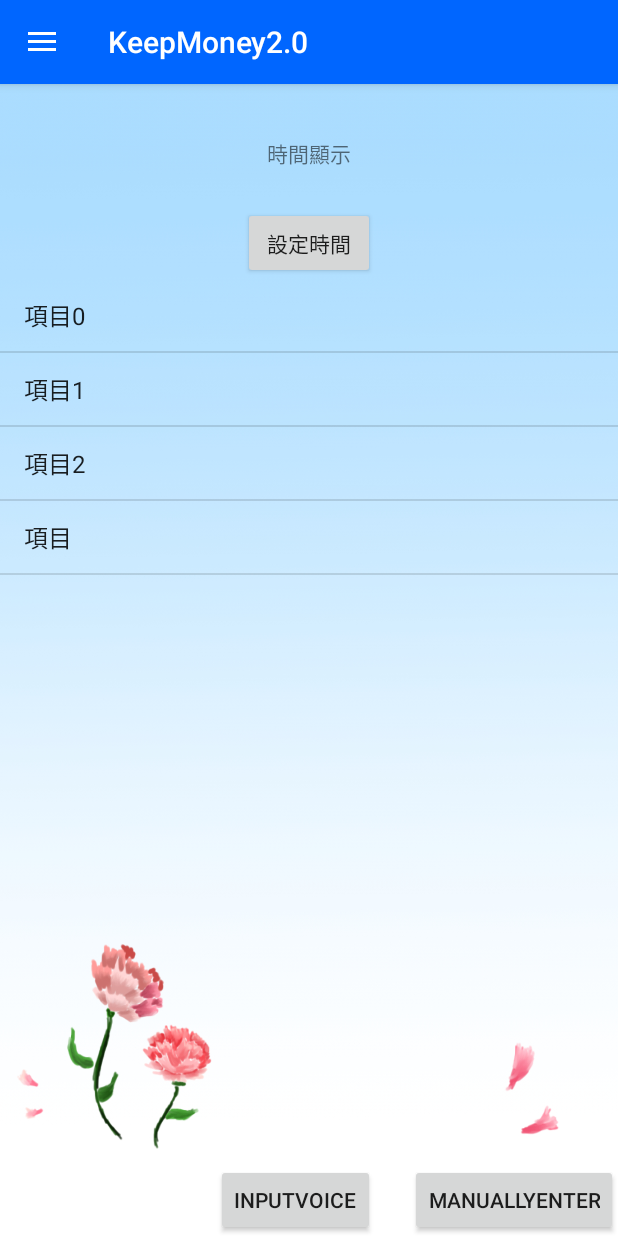
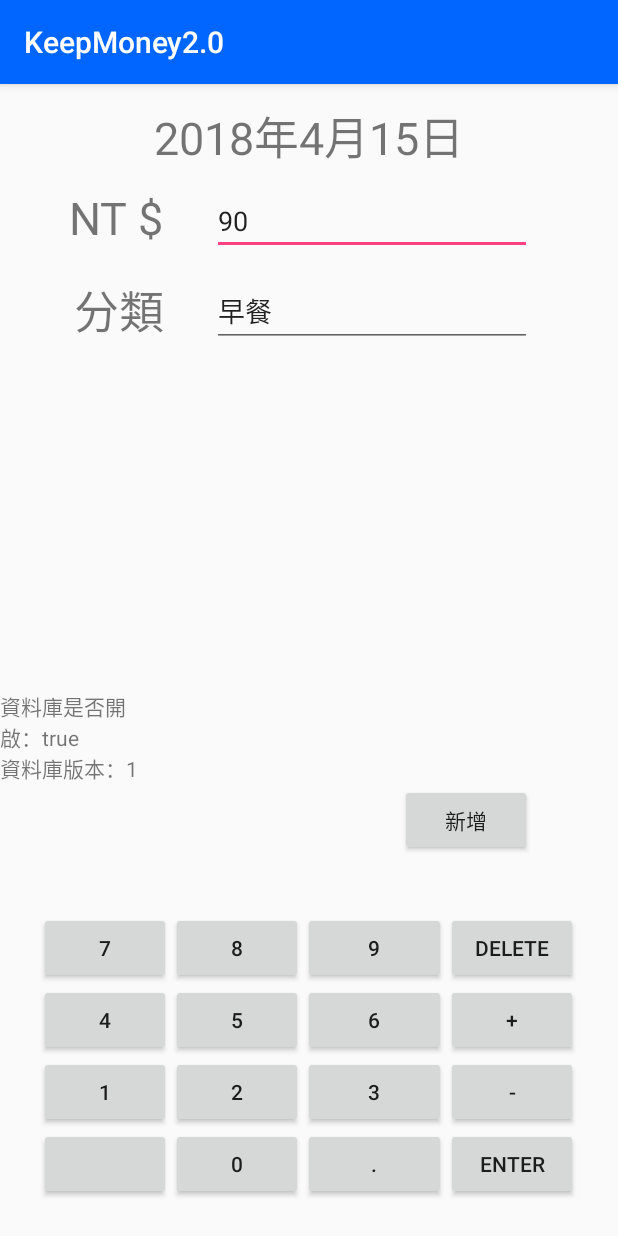
Before and after one commit to zidane0000/KeepMoney20, an Android app: the screen it shows after launch (MainActivity before the commit, NewScreen after it), after a tap on "MANUALLYENTER", on a phone screen of 412 x 824 dp. Run offline under Robolectric (Android 15) with nearby library versions, the light colour scheme and no system bars.

Commit message:
2018/4/15 實驗室電腦 增加SQL

```diff
--- a/app/src/main/java/tw/edu/niu/keepmoney20/MainActivity.java
+++ b/app/src/main/java/tw/edu/niu/keepmoney20/MainActivity.java
@@ -21,14 +21,16 @@ import android.widget.RelativeLayout;
 import android.widget.TextView;
 import android.widget.Toast;
 
+import java.text.SimpleDateFormat;
 import java.util.ArrayList;
 import java.util.Calendar;
+import java.util.Date;
 
 public class MainActivity extends AppCompatActivity
         implements NavigationView.OnNavigationItemSelectedListener {
 
-    String shareaddress="https://www.google.com.tw/";
     TextView textView;
+    Button Manuallyadd;
     RelativeLayout remenu_home;
     RelativeLayout remenu_account;
     RelativeLayout remenu_about;
@@ -85,17 +87,26 @@ public class MainActivity extends AppCompatActivity
         // 設置adapter給listview
         tohome_listView.setAdapter(adapter);
 
-        addbutton = (Button) findViewById(R.id.enter2);
-        addbutton.setOnClickListener(new Button.OnClickListener(){
+//        // 塞項目到ArrayList
+//        tohome_listview_data.add("項目");
+//        adapter.notifyDataSetChanged();
+
+        Manuallyadd = (Button) findViewById(R.id.ManuallyButton);
+        Manuallyadd.setOnClickListener(new View.OnClickListener() {
             @Override
             public void onClick(View view) {
-                // 塞項目到ArrayList
-                tohome_listview_data.add("項目");
-                adapter.notifyDataSetChanged();
+                //至新增的畫面
+                Intent gotoNewScreen = new Intent(MainActivity.this, tw.edu.niu.keepmoney20.NewScreen.class);
+                gotoNewScreen.addFlags(Intent.FLAG_ACTIVITY_SINGLE_TOP);
+                startActivity(gotoNewScreen);
             }
         });
 
-
+        //程式進入就顯示今天日期
+        SimpleDateFormat formatter = new SimpleDateFormat("yyyy年M月d日");
+        Date curDate = new Date(System.currentTimeMillis()) ; // 獲取當前時間
+        String str = formatter.format(curDate);
+        textView.setText(str);
     }
 
     @Override
@@ -138,9 +149,6 @@ public class MainActivity extends AppCompatActivity
         int id = item.getItemId();
 
         if (id == R.id.nav_home) {
-            /*Intent abbody_home = new Intent(MainActivity.this, tw.edu.niu.keepmoney20.body_home.class);
-            abbody_home.addFlags(Intent.FLAG_ACTIVITY_SINGLE_TOP);
-            startActivity(abbody_home);*/
             Toast.makeText(this, "首頁" ,Toast.LENGTH_LONG).show();
         } else if (id == R.id.nav_account) {
 
@@ -165,9 +173,6 @@ public class MainActivity extends AppCompatActivity
 
         }else if (id == R.id.nav_share) {
 
-            /*Uri urishareaddress = Uri.parse(shareaddress);
-            Intent shareus=new Intent(Intent.ACTION_VIEW,urishareaddress);
-            startActivity(shareus);*/
             Intent shareintent = new Intent(Intent.ACTION_SEND);
             shareintent.setType("text/plain");
             String shareBody = "Your body here";
@@ -187,7 +192,7 @@ public class MainActivity extends AppCompatActivity
 
 
 
-    //        設定時間
+    //設定時間
      public void startDate(View view) {
         Calendar c = Calendar.getInstance();
         int mYear, mMonth, mDay;
@@ -198,13 +203,12 @@ public class MainActivity extends AppCompatActivity
                 MainActivity.this, new DatePickerDialog.OnDateSetListener() {
             @Override
             public void onDateSet(DatePicker view, int year, int month, int day) {
-                textView.setText(year + " 年 "+ month + " 月 " + day + " 日 ");
+                textView.setText(year+"年"+(month+1) + "月" + day + "日");
 //                saveYear = year;
 //                saveMonth = month;
 //                saveDay = day;
             }
         }, mYear, mMonth, mDay).show();
-
     }
 
 }
--- /dev/null
+++ b/app/src/main/java/tw/edu/niu/keepmoney20/NewScreen.java
@@ -0,0 +1,75 @@
+package tw.edu.niu.keepmoney20;
+
+import android.app.DatePickerDialog;
+import android.content.ContentValues;
+import android.database.sqlite.SQLiteDatabase;
+import android.support.v7.app.AppCompatActivity;
+import android.os.Bundle;
+import android.view.View;
+import android.widget.DatePicker;
+import android.widget.EditText;
+import android.widget.TextView;
+
+import java.text.SimpleDateFormat;
+import java.util.Calendar;
+import java.util.Date;
+
+public class NewScreen extends AppCompatActivity {
+
+    private static String DATABASE_TABLE = "money";
+    private SQLiteDatabase db;
+    private StdDBHelper dbHelper;
+
+    private TextView txtDate, output;
+    private EditText edtPrice, edtCategory;
+
+    private void findViews(){
+        txtDate = (TextView)findViewById(R.id.textView);
+        output = (TextView)findViewById(R.id.textView4);
+        edtPrice = (EditText)findViewById(R.id.editText);
+        edtCategory = (EditText)findViewById(R.id.editText2);
+    }
+
+    @Override
+    protected void onCreate(Bundle savedInstanceState) {
+        super.onCreate(savedInstanceState);
+        setContentView(R.layout.activity_new_screen);
+        findViews();
+
+        //程式進入就顯示今天日期
+        SimpleDateFormat formatter = new SimpleDateFormat("yyyy年M月d日");
+        Date curDate = new Date(System.currentTimeMillis()) ; // 獲取當前時間
+        String str = formatter.format(curDate);
+        txtDate.setText(str);
+
+        //SQLite資料庫
+        dbHelper = new StdDBHelper(this);
+        db = dbHelper.getWritableDatabase();
+        output.setText("資料庫是否開啟：" + db.isOpen() + "\n資料庫版本：" + db.getVersion());
+    }
+
+    public void setDate(View view) {
+        Calendar c = Calendar.getInstance();
+        int mYear, mMonth, mDay;
+        mYear = c.get(Calendar.YEAR);
+        mMonth = c.get(Calendar.MONTH);
+        mDay = c.get(Calendar.DAY_OF_MONTH);
+        new DatePickerDialog(
+                NewScreen.this, new DatePickerDialog.OnDateSetListener() {
+            @Override
+            public void onDateSet(DatePicker view, int year, int month, int day) {
+                txtDate.setText(year+"年"+(month+1) + "月" + day + "日");
+            }
+        }, mYear, mMonth, mDay).show();
+    }
+
+    public void submit_click(View view) {
+        long id;
+        ContentValues cv = new ContentValues();
+        cv.put("date", txtDate.getText().toString());
+        cv.put("price", Integer.parseInt(edtPrice.getText().toString()));
+        cv.put("category", edtCategory.getText().toString());
+        id = db.insert(DATABASE_TABLE, null, cv);
+        output.setText("新增紀錄成功!  ID:" + id);
+    }
+}
--- /dev/null
+++ b/app/src/main/java/tw/edu/niu/keepmoney20/StdDBHelper.java
@@ -0,0 +1,34 @@
+package tw.edu.niu.keepmoney20;
+
+import android.content.Context;
+import android.database.sqlite.SQLiteDatabase;
+import android.database.sqlite.SQLiteOpenHelper;
+
+/**
+ * Created by Bigdata_lab on 2018/4/15.
+ */
+
+public class StdDBHelper extends SQLiteOpenHelper{
+        private static final String DATABASE_NAME = "Class";
+        private static final int DATABASE_VERSION = 1;
+
+        public StdDBHelper(Context context) {
+            super(context, DATABASE_NAME, null, DATABASE_VERSION);
+        }
+
+        @Override
+        public void onCreate(SQLiteDatabase db) {
+            db.execSQL("CREATE TABLE money" +
+                    "(_id INTEGER PRIMARY KEY AUTOINCREMENT," +
+                    "date text NOT NULL," +
+                    "price integer NOT NULL," +
+                    "category text NOT NULL)" );
+        }
+
+        @Override
+        public void onUpgrade(SQLiteDatabase db,
+                              int oldVersion, int newVersion) {
+            db.execSQL("DROP TABLE IF EXISTS money");
+            onCreate(db);
+        }
+}
--- a/app/src/main/java/tw/edu/niu/keepmoney20/body_home.java
+++ /dev/null
@@ -1,20 +0,0 @@
-package tw.edu.niu.keepmoney20;
-
-import android.support.v7.app.AppCompatActivity;
-import android.os.Bundle;
-
-/**
- * Created by DFT on 2018/4/2.
- */
-
-public class body_home extends AppCompatActivity {
-
-    @Override
-    protected void onCreate(Bundle savedInstanceState) {
-        super.onCreate(savedInstanceState);
-
-        //***************連結到content_main*********************
-        setContentView(R.layout.content_main);
-
-    }
-}
--- a/app/src/main/java/tw/edu/niu/keepmoney20/menu_account.java
+++ b/app/src/main/java/tw/edu/niu/keepmoney20/menu_account.java
@@ -27,6 +27,8 @@ public class menu_account extends AppCompatActivity {
         setContentView(R.layout.activity_menu_account);
         //強制鎖定為直屏
         setRequestedOrientation(ActivityInfo.SCREEN_ORIENTATION_PORTRAIT);
+        //設定標題
+        setTitle("帳戶");
 
         PieView pieView = (PieView)findViewById(R.id.pie_view);
         ArrayList<PieHelper> pieHelperArrayList = new ArrayList<PieHelper>();
--- /dev/null
+++ b/app/src/main/res/layout/activity_new_screen.xml
@@ -0,0 +1,192 @@
+<?xml version="1.0" encoding="utf-8"?>
+<RelativeLayout xmlns:android="http://schemas.android.com/apk/res/android"
+    xmlns:app="http://schemas.android.com/apk/res-auto"
+    xmlns:tools="http://schemas.android.com/tools"
+    android:layout_width="match_parent"
+    android:layout_height="match_parent"
+    tools:context="tw.edu.niu.keepmoney20.NewScreen">
+
+    <TextView
+        android:id="@+id/textView"
+        android:layout_width="wrap_content"
+        android:layout_height="wrap_content"
+        android:layout_alignParentTop="true"
+        android:layout_centerHorizontal="true"
+        android:layout_marginTop="12dp"
+        android:onClick="setDate"
+        android:text="日期"
+        android:textSize="30sp" />
+
+    <EditText
+        android:id="@+id/editText"
+        android:layout_width="wrap_content"
+        android:layout_height="wrap_content"
+        android:layout_below="@+id/textView"
+        android:layout_marginLeft="32dp"
+        android:layout_marginStart="32dp"
+        android:layout_marginTop="11dp"
+        android:layout_toEndOf="@+id/textView2"
+        android:layout_toRightOf="@+id/textView2"
+        android:ems="10"
+        android:inputType="textPersonName"
+        android:text="90" />
+
+    <EditText
+        android:id="@+id/editText2"
+        android:layout_width="wrap_content"
+        android:layout_height="wrap_content"
+        android:layout_alignLeft="@+id/editText"
+        android:layout_alignStart="@+id/editText"
+        android:layout_below="@+id/editText"
+        android:layout_marginTop="14dp"
+        android:ems="10"
+        android:inputType="textPersonName"
+        android:text="早餐" />
+
+    <Button
+        android:id="@+id/button"
+        android:layout_width="wrap_content"
+        android:layout_height="wrap_content"
+        android:layout_above="@+id/tableLayout"
+        android:layout_alignEnd="@+id/editText2"
+        android:layout_alignRight="@+id/editText2"
+        android:layout_marginBottom="13dp"
+        android:onClick="submit_click"
+        android:text="新增" />
+
+    <TextView
+        android:id="@+id/textView4"
+        android:layout_width="wrap_content"
+        android:layout_height="wrap_content"
+        android:layout_above="@+id/button"
+        android:layout_alignEnd="@+id/textView3"
+        android:layout_alignRight="@+id/textView3"
+        android:text="TextView" />
+
+    <TableLayout
+        android:layout_width="match_parent"
+        android:layout_height="240dp"
+        android:layout_alignParentBottom="true"
+        android:layout_centerHorizontal="true"
+        android:gravity="center_vertical"
+        android:id="@+id/tableLayout">
+
+        <TableRow android:gravity="center">
+
+            <Button
+                android:layout_width="wrap_content"
+                android:layout_height="wrap_content"
+                android:text="7" />
+
+            <Button
+                android:layout_width="wrap_content"
+                android:layout_height="wrap_content"
+                android:text="8" />
+
+            <Button
+                android:layout_width="95dp"
+                android:layout_height="wrap_content"
+                android:text="9"
+                android:textAlignment="center" />
+
+            <Button
+                android:layout_width="wrap_content"
+                android:layout_height="wrap_content"
+                android:text="delete" />
+        </TableRow>
+
+        <TableRow android:gravity="center">
+
+            <Button
+                android:layout_width="wrap_content"
+                android:layout_height="wrap_content"
+                android:text="4" />
+
+            <Button
+                android:layout_width="wrap_content"
+                android:layout_height="wrap_content"
+                android:text="5" />
+
+            <Button
+                android:layout_width="wrap_content"
+                android:layout_height="wrap_content"
+                android:text="6"
+                android:textAlignment="center" />
+
+            <Button
+                android:layout_width="wrap_content"
+                android:layout_height="wrap_content"
+                android:text="+" />
+        </TableRow>
+
+        <TableRow android:gravity="center">
+
+            <Button
+                android:layout_width="wrap_content"
+                android:layout_height="wrap_content"
+                android:text="1" />
+
+            <Button
+                android:layout_width="wrap_content"
+                android:layout_height="wrap_content"
+                android:text="2" />
+
+            <Button
+                android:layout_width="wrap_content"
+                android:layout_height="wrap_content"
+                android:text="3"
+                android:textAlignment="center" />
+
+            <Button
+                android:layout_width="wrap_content"
+                android:layout_height="wrap_content"
+                android:text="-" />
+        </TableRow>
+
+        <TableRow android:gravity="center">
+
+            <Button
+                android:layout_width="wrap_content"
+                android:layout_height="wrap_content" />
+
+            <Button
+                android:layout_width="wrap_content"
+                android:layout_height="wrap_content"
+                android:text="0" />
+
+            <Button
+                android:layout_width="wrap_content"
+                android:layout_height="wrap_content"
+                android:text="."
+                android:textAlignment="center" />
+
+            <Button
+                android:layout_width="wrap_content"
+                android:layout_height="wrap_content"
+                android:text="enter" />
+        </TableRow>
+    </TableLayout>
+
+    <TextView
+        android:id="@+id/textView2"
+        android:layout_width="wrap_content"
+        android:layout_height="wrap_content"
+        android:layout_alignParentLeft="true"
+        android:layout_alignParentStart="true"
+        android:layout_alignTop="@+id/editText"
+        android:layout_marginLeft="46dp"
+        android:layout_marginStart="46dp"
+        android:text="NT $"
+        android:textSize="30sp" />
+
+    <TextView
+        android:id="@+id/textView3"
+        android:layout_width="wrap_content"
+        android:layout_height="wrap_content"
+        android:layout_alignTop="@+id/editText2"
+        android:layout_toLeftOf="@+id/editText"
+        android:layout_toStartOf="@+id/editText"
+        android:text="分類"
+        android:textSize="30sp" />
+
+</RelativeLayout>
--- a/app/src/main/res/layout/content_main.xml
+++ b/app/src/main/res/layout/content_main.xml
@@ -21,8 +21,10 @@
         android:layout_height="wrap_content"
         android:layout_alignParentTop="true"
         android:layout_centerHorizontal="true"
-        android:layout_marginTop="35dp"
-        android:text="時間顯示" />
+        android:layout_marginTop="13dp"
+        android:onClick="startDate"
+        android:text="時間顯示"
+        android:textSize="30sp" />
 
     <Button
         android:id="@+id/startDate"
@@ -30,12 +32,12 @@
         android:layout_height="wrap_content"
         android:layout_below="@+id/showDate"
         android:layout_centerHorizontal="true"
-        android:layout_marginTop="25dp"
+        android:layout_marginTop="14dp"
         android:onClick="startDate"
         android:text="設定時間" />
 
     <Button
-        android:id="@+id/enter"
+        android:id="@+id/VoiceEnter"
         android:layout_width="wrap_content"
         android:layout_height="wrap_content"
         android:layout_alignEnd="@+id/startDate"
@@ -44,7 +46,7 @@
         android:text="inputvoice" />
 
     <Button
-        android:id="@+id/enter2"
+        android:id="@+id/ManuallyButton"
         android:layout_width="wrap_content"
         android:layout_height="wrap_content"
         android:layout_alignParentBottom="true"
```
Also changed, not shown: app/src/main/AndroidManifest.xml (+4 -4 lines).
